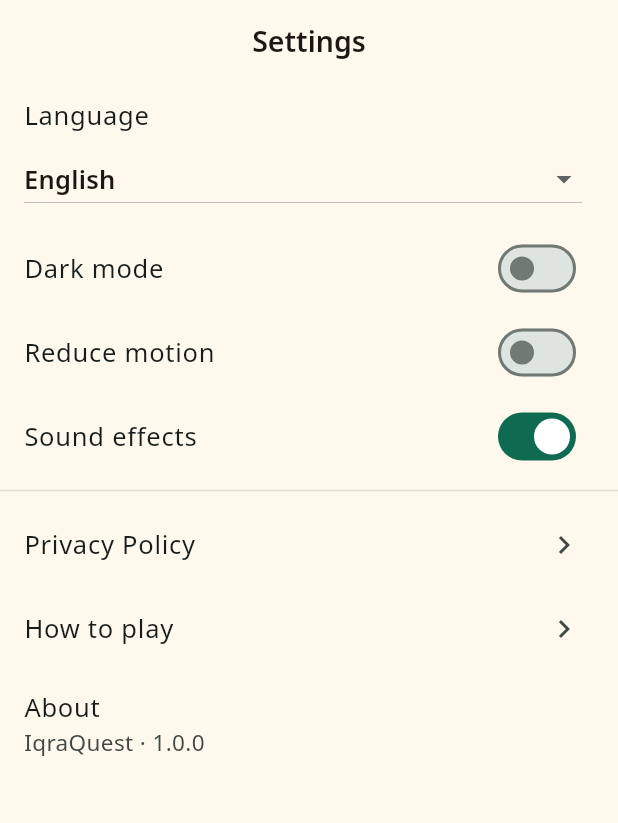
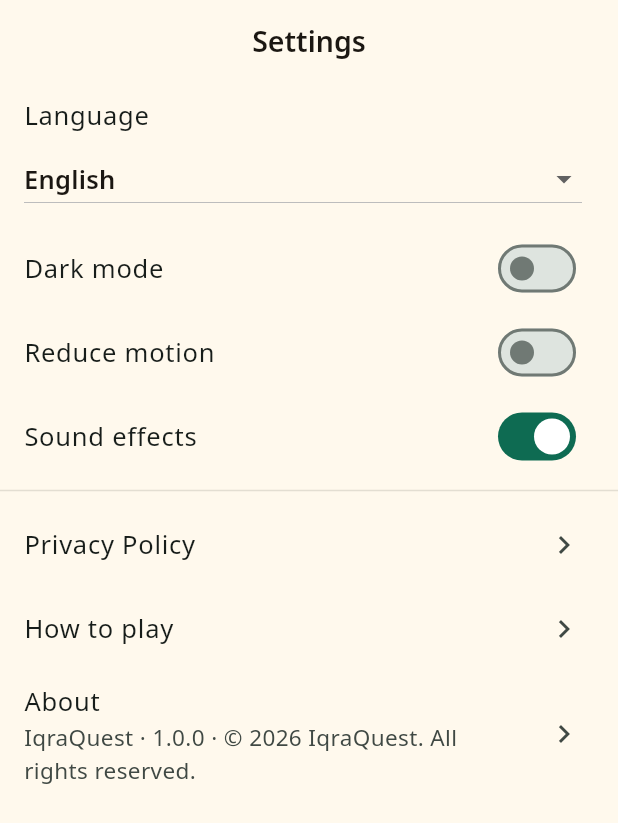
Before and after one commit to UPASCO/IqraQuest, a Flutter app: the SettingsScreen screen opened by its route, on a phone screen of 412 x 824 dp. Shown: the top 823 px of the screen. Run offline on Flutter 3.47's test engine with Material 3 defaults, Android fonts, the phone set to English and light mode, and no system bars; our stand-ins replace audioplayers, flutter_riverpod, flutter_secure_storage, go_router, in_app_purchase, share_plus and 1 more; accounts and stored records are empty.

Commit message:
Put the IqraQuest copyright in Settings › About
The About row now shows "© 2026 IqraQuest. Tous droits réservés." and
opens a dialog naming IqraQuest as the rights holder of the game
concept, rules, artwork, name and content, with the version line. The
year range runs from the first publication to the current year. Twelve
languages, plus tests for the dialog and the year range.

Co-Authored-By: Claude Fable 5.1 <noreply@anthropic.com>
Claude-Session: https://claude.ai/code/session_01FV3FyCKNjt2AKEZ15AcXXT

```diff
--- a/lib/app/app_version.dart
+++ b/lib/app/app_version.dart
@@ -2,3 +2,13 @@
 /// `pubspec.yaml`; `test/quality/app_version_test.dart` fails the build
 /// if the two drift apart, so this never lies to a reviewer.
 const String kAppVersion = '1.0.0';
+
+/// The first year IqraQuest was published; the copyright line in
+/// Settings › About runs from here to the current year.
+const int kCopyrightStartYear = 2026;
+
+/// "2026" the first year, "2026–2028" later — never a stale single year.
+String copyrightYears(DateTime now) {
+  final year = now.year;
+  return year > kCopyrightStartYear ? '$kCopyrightStartYear–$year' : '$kCopyrightStartYear';
+}
--- a/lib/l10n/app_ar.arb
+++ b/lib/l10n/app_ar.arb
@@ -82,6 +82,10 @@
   "premiumQuestionsIncluded": "{count} سؤالًا موثقًا، لكل منها مصدره — والمجموعة تكبر باستمرار.",
   "darkMode": "الوضع الليلي",
   "about": "حول التطبيق",
+  "aboutDialogTitle": "حول إكرا كويست",
+  "versionLabel": "الإصدار {version}",
+  "copyrightNotice": "© {year} IqraQuest. جميع الحقوق محفوظة.",
+  "originalWorkNotice": "إكرا كويست، وفكرة اللعبة وقواعدها ورسومها واسمها ومحتواها أعمال أصلية محمية بحقوق النشر. يُمنع أي نسخ أو تقليد أو اقتباس، كليًا أو جزئيًا، دون إذن كتابي.",
   "privacyPolicy": "سياسة الخصوصية",
   "genericError": "حدث خطأ ما.",
   "parentalGateTitle": "سؤال لأولياء الأمور",
--- a/lib/l10n/app_de.arb
+++ b/lib/l10n/app_de.arb
@@ -82,6 +82,10 @@
   "premiumQuestionsIncluded": "{count} geprüfte Fragen, jede mit Quelle — und die Sammlung wächst weiter.",
   "darkMode": "Dunkelmodus",
   "about": "Über",
+  "aboutDialogTitle": "Über IqraQuest",
+  "versionLabel": "Version {version}",
+  "copyrightNotice": "© {year} IqraQuest. Alle Rechte vorbehalten.",
+  "originalWorkNotice": "IqraQuest, sein Spielkonzept, seine Regeln, seine Illustrationen, sein Name und seine Inhalte sind urheberrechtlich geschützte Originalwerke. Jede vollständige oder teilweise Vervielfältigung, Nachahmung oder Bearbeitung ohne schriftliche Genehmigung ist untersagt.",
   "privacyPolicy": "Datenschutzerklärung",
   "genericError": "Etwas ist schiefgelaufen.",
   "parentalGateTitle": "Eine Frage für Eltern",
--- a/lib/l10n/app_es.arb
+++ b/lib/l10n/app_es.arb
@@ -82,6 +82,10 @@
   "premiumQuestionsIncluded": "{count} preguntas verificadas, cada una con su fuente — y el banco sigue creciendo.",
   "darkMode": "Modo oscuro",
   "about": "Acerca de",
+  "aboutDialogTitle": "Acerca de IqraQuest",
+  "versionLabel": "Versión {version}",
+  "copyrightNotice": "© {year} IqraQuest. Todos los derechos reservados.",
+  "originalWorkNotice": "IqraQuest, su concepto de juego, sus reglas, sus ilustraciones, su nombre y su contenido son obras originales protegidas por derechos de autor. Queda prohibida toda reproducción, imitación o adaptación, total o parcial, sin autorización escrita.",
   "privacyPolicy": "Política de privacidad",
   "genericError": "Algo salió mal.",
   "parentalGateTitle": "Una pregunta para los padres",
--- a/lib/l10n/app_fr.arb
+++ b/lib/l10n/app_fr.arb
@@ -82,6 +82,10 @@
   "premiumQuestionsIncluded": "{count} questions vérifiées, chacune avec sa source — et la banque continue de grandir.",
   "darkMode": "Mode nuit",
   "about": "À propos",
+  "aboutDialogTitle": "À propos d'IqraQuest",
+  "versionLabel": "Version {version}",
+  "copyrightNotice": "© {year} IqraQuest. Tous droits réservés.",
+  "originalWorkNotice": "IqraQuest, son concept de jeu, ses règles, ses illustrations, son nom et son contenu sont des œuvres originales protégées par le droit d'auteur. Toute reproduction, imitation ou adaptation, totale ou partielle, sans autorisation écrite est interdite.",
   "privacyPolicy": "Politique de confidentialité",
   "genericError": "Une erreur est survenue.",
   "parentalGateTitle": "Question pour les parents",
--- a/lib/l10n/app_id.arb
+++ b/lib/l10n/app_id.arb
@@ -82,6 +82,10 @@
   "premiumQuestionsIncluded": "{count} pertanyaan terverifikasi, masing-masing dengan sumbernya — dan bank soal terus bertambah.",
   "darkMode": "Mode Gelap",
   "about": "Tentang",
+  "aboutDialogTitle": "Tentang IqraQuest",
+  "versionLabel": "Versi {version}",
+  "copyrightNotice": "© {year} IqraQuest. Hak cipta dilindungi.",
+  "originalWorkNotice": "IqraQuest, konsep permainannya, aturannya, ilustrasinya, namanya, dan isinya adalah karya asli yang dilindungi hak cipta. Segala bentuk penggandaan, peniruan, atau adaptasi, seluruhnya atau sebagian, tanpa izin tertulis dilarang.",
   "privacyPolicy": "Kebijakan Privasi",
   "genericError": "Terjadi kesalahan.",
   "parentalGateTitle": "Pertanyaan untuk orang tua",
--- a/lib/l10n/app_it.arb
+++ b/lib/l10n/app_it.arb
@@ -82,6 +82,10 @@
   "premiumQuestionsIncluded": "{count} domande verificate, ognuna con la sua fonte — e la raccolta continua a crescere.",
   "darkMode": "Modalità scura",
   "about": "Informazioni",
+  "aboutDialogTitle": "Informazioni su IqraQuest",
+  "versionLabel": "Versione {version}",
+  "copyrightNotice": "© {year} IqraQuest. Tutti i diritti riservati.",
+  "originalWorkNotice": "IqraQuest, il suo concetto di gioco, le sue regole, le sue illustrazioni, il suo nome e i suoi contenuti sono opere originali protette dal diritto d'autore. È vietata qualsiasi riproduzione, imitazione o adattamento, totale o parziale, senza autorizzazione scritta.",
   "privacyPolicy": "Informativa sulla privacy",
   "genericError": "Qualcosa è andato storto.",
   "parentalGateTitle": "Una domanda per i genitori",
--- a/lib/l10n/app_ms.arb
+++ b/lib/l10n/app_ms.arb
@@ -82,6 +82,10 @@
   "premiumQuestionsIncluded": "{count} soalan disahkan, setiap satu dengan sumbernya — dan bank soalan terus berkembang.",
   "darkMode": "Mod Gelap",
   "about": "Tentang",
+  "aboutDialogTitle": "Tentang IqraQuest",
+  "versionLabel": "Versi {version}",
+  "copyrightNotice": "© {year} IqraQuest. Hak cipta terpelihara.",
+  "originalWorkNotice": "IqraQuest, konsep permainannya, peraturannya, ilustrasinya, namanya dan kandungannya adalah karya asli yang dilindungi hak cipta. Sebarang pengeluaran semula, peniruan atau adaptasi, sepenuhnya atau sebahagian, tanpa kebenaran bertulis adalah dilarang.",
   "privacyPolicy": "Dasar Privasi",
   "genericError": "Sesuatu tidak kena.",
   "parentalGateTitle": "Soalan untuk ibu bapa",
--- a/lib/l10n/app_nl.arb
+++ b/lib/l10n/app_nl.arb
@@ -82,6 +82,10 @@
   "premiumQuestionsIncluded": "{count} geverifieerde vragen, elk met bron — en de vragenbank blijft groeien.",
   "darkMode": "Donkere modus",
   "about": "Over",
+  "aboutDialogTitle": "Over IqraQuest",
+  "versionLabel": "Versie {version}",
+  "copyrightNotice": "© {year} IqraQuest. Alle rechten voorbehouden.",
+  "originalWorkNotice": "IqraQuest, het spelconcept, de regels, de illustraties, de naam en de inhoud zijn originele werken die auteursrechtelijk beschermd zijn. Elke gehele of gedeeltelijke reproductie, imitatie of bewerking zonder schriftelijke toestemming is verboden.",
   "privacyPolicy": "Privacybeleid",
   "genericError": "Er ging iets mis.",
   "parentalGateTitle": "Een vraag voor ouders",
--- a/lib/l10n/app_pt.arb
+++ b/lib/l10n/app_pt.arb
@@ -82,6 +82,10 @@
   "premiumQuestionsIncluded": "{count} perguntas verificadas, cada uma com sua fonte — e o banco continua crescendo.",
   "darkMode": "Modo escuro",
   "about": "Sobre",
+  "aboutDialogTitle": "Sobre o IqraQuest",
+  "versionLabel": "Versão {version}",
+  "copyrightNotice": "© {year} IqraQuest. Todos os direitos reservados.",
+  "originalWorkNotice": "IqraQuest, o seu conceito de jogo, as suas regras, as suas ilustrações, o seu nome e o seu conteúdo são obras originais protegidas por direitos de autor. É proibida qualquer reprodução, imitação ou adaptação, total ou parcial, sem autorização escrita.",
   "privacyPolicy": "Política de Privacidade",
   "genericError": "Algo deu errado.",
   "parentalGateTitle": "Uma pergunta para os pais",
--- a/lib/l10n/app_tr.arb
+++ b/lib/l10n/app_tr.arb
@@ -82,6 +82,10 @@
   "premiumQuestionsIncluded": "Kaynağıyla birlikte {count} doğrulanmış soru — ve soru bankası büyümeye devam ediyor.",
   "darkMode": "Karanlık Mod",
   "about": "Hakkında",
+  "aboutDialogTitle": "IqraQuest Hakkında",
+  "versionLabel": "Sürüm {version}",
+  "copyrightNotice": "© {year} IqraQuest. Tüm hakları saklıdır.",
+  "originalWorkNotice": "IqraQuest, oyun konsepti, kuralları, çizimleri, adı ve içeriği telif hakkıyla korunan özgün eserlerdir. Yazılı izin olmadan tamamen veya kısmen çoğaltılması, taklit edilmesi veya uyarlanması yasaktır.",
   "privacyPolicy": "Gizlilik Politikası",
   "genericError": "Bir şeyler ters gitti.",
   "parentalGateTitle": "Ebeveynler için bir soru",
--- a/lib/l10n/app_ur.arb
+++ b/lib/l10n/app_ur.arb
@@ -82,6 +82,10 @@
   "premiumQuestionsIncluded": "{count} تصدیق شدہ سوالات، ہر ایک اپنے ماخذ کے ساتھ — اور ذخیرہ بڑھتا رہتا ہے۔",
   "darkMode": "ڈارک موڈ",
   "about": "بارے میں",
+  "aboutDialogTitle": "اقرا کویسٹ کے بارے میں",
+  "versionLabel": "ورژن {version}",
+  "copyrightNotice": "© {year} IqraQuest۔ جملہ حقوق محفوظ ہیں۔",
+  "originalWorkNotice": "اقرا کویسٹ، اس کے کھیل کا تصور، قواعد، تصاویر، نام اور مواد اصل تخلیقات ہیں جو کاپی رائٹ سے محفوظ ہیں۔ تحریری اجازت کے بغیر کسی بھی طرح کی مکمل یا جزوی نقل، تقلید یا ترمیم ممنوع ہے۔",
   "privacyPolicy": "رازداری کی پالیسی",
   "genericError": "کچھ غلط ہو گیا۔",
   "parentalGateTitle": "والدین کے لیے ایک سوال",
```
Also changed, not shown: lib/features/settings/presentation/settings_screen.dart (+68 -1 lines), lib/l10n/app_en.arb (+26 -0 lines), lib/l10n/generated/app_localizations.dart, lib/l10n/generated/app_localizations_ar.dart, lib/l10n/generated/app_localizations_de.dart, lib/l10n/generated/app_localizations_en.dart, lib/l10n/generated/app_localizations_es.dart, lib/l10n/generated/app_localizations_fr.dart, lib/l10n/generated/app_localizations_id.dart, lib/l10n/generated/app_localizations_it.dart, lib/l10n/generated/app_localizations_ms.dart, lib/l10n/generated/app_localizations_nl.dart, lib/l10n/generated/app_localizations_pt.dart, lib/l10n/generated/app_localizations_tr.dart, 1 more files, 2 other files.
